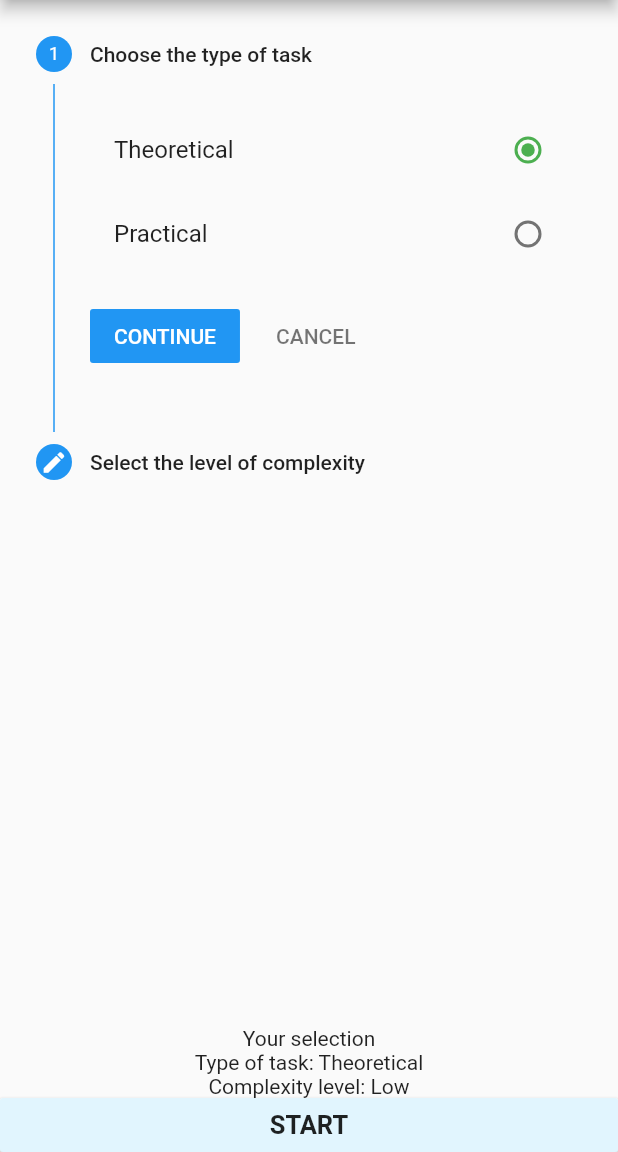
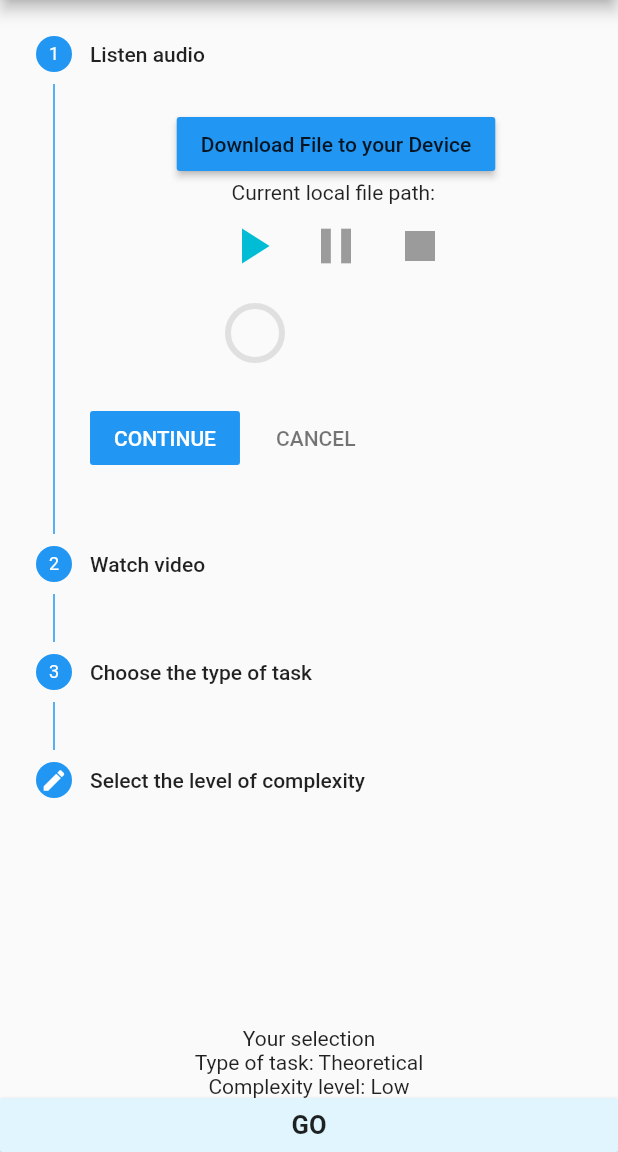
Before and after one commit to AlinaLadybug/Flutter-Android, a Flutter app: the screen it shows after launch, on a phone screen of 412 x 824 dp, the part 84-1236 px from its top. Run offline on Flutter 3.47's test engine with Material 2 defaults, Android fonts, the phone set to English and light mode, and no system bars; our stand-ins replace audioplayers, video_player; network calls fail.

Commit message:
Make the 4th lab

```diff
--- a/first_app/lib/pages/home.dart
+++ b/first_app/lib/pages/home.dart
@@ -1,6 +1,15 @@
+import 'dart:async';
+import 'dart:io';
+
+import 'package:audioplayers/audio_cache.dart';
+import 'package:audioplayers/audioplayers.dart';
+import 'package:first_app/pages/tasks.dart';
+import 'package:first_app/pages/videoplayer.dart';
 import 'package:flutter/material.dart';
+import 'package:http/http.dart';
+import 'package:path_provider/path_provider.dart';
 
-import 'tasks.dart';
+import 'player_widget.dart';
 
 class MyHome extends StatefulWidget {
   @override
@@ -18,6 +27,8 @@ class MyHomeState extends State<MyHome> {
 
   int currentStep = 0;
   String result = "";
+  String localFilePath = "";
+
   @override
   Widget build(BuildContext context) {
     List<Text> complexities = <Text>[
@@ -47,7 +58,46 @@ class MyHomeState extends State<MyHome> {
       return column;
     }
 
+    String localAsset = 'https://luan.xyz/files/audio/ambient_c_motion.mp3';
+
+    Future _loadFile() async {
+      final bytes = await readBytes(localAsset);
+      final dir = await getApplicationDocumentsDirectory();
+      final file = new File('${dir.path}/audio.mp3');
+
+      await file.writeAsBytes(bytes);
+      if (await file.exists()) {
+        setState(() {
+          localFilePath = file.path;
+        });
+      }
+    }
+
+    Widget _btn(String txt, VoidCallback onPressed) {
+      return ButtonTheme(
+          minWidth: 48.0,
+          child: RaisedButton(child: Text(txt), onPressed: onPressed));
+    }
+
+    Widget localFile() {
+      return Column(children: <Widget>[
+        _btn('Download File to your Device', () => _loadFile()),
+        Text('Current local file path: $localFilePath'),
+        localFilePath == null
+            ? Container()
+            : PlayerWidget(url: localFilePath, isLocal: true),
+      ]);
+    }
+
     List<Step> mySteps = [
+      new Step(
+          title: new Text("Listen audio"),
+          content: localFile(),
+          isActive: true),
+      new Step(
+          title: new Text("Watch video"),
+          content: new VideoPlayerScreen(),
+          isActive: true),
       new Step(
           title: new Text("Choose the type of task"),
           content: new Column(
@@ -106,12 +156,12 @@ class MyHomeState extends State<MyHome> {
           color: Colors.lightBlue[50],
           onPressed: () {
             Navigator.of(context).push(new MaterialPageRoute(
-                builder: (BuildContext context) =>
-                    new TasksPage(complexities[_radComplex].data)));
+                builder: (BuildContext context) => new TasksPage(
+                    types[_radType].data, complexities[_radComplex].data)));
           },
           splashColor: Colors.blueGrey,
           child: new Text(
-            "START",
+            "GO",
             style: TextStyle(fontWeight: FontWeight.bold, fontSize: 17),
           ),
         )
--- /dev/null
+++ b/first_app/lib/pages/player_widget.dart
@@ -0,0 +1,200 @@
+import 'dart:async';
+
+import 'package:audioplayers/audioplayers.dart';
+import 'package:flutter/foundation.dart';
+import 'package:flutter/material.dart';
+
+enum PlayerState { stopped, playing, paused }
+
+class PlayerWidget extends StatefulWidget {
+  final String url;
+  final bool isLocal;
+  final PlayerMode mode;
+
+  PlayerWidget(
+      {@required this.url,
+      this.isLocal = false,
+      this.mode = PlayerMode.MEDIA_PLAYER});
+
+  @override
+  State<StatefulWidget> createState() {
+    return new _PlayerWidgetState(url, isLocal, mode);
+  }
+}
+
+class _PlayerWidgetState extends State<PlayerWidget> {
+  String url;
+  bool isLocal;
+  PlayerMode mode;
+  String localUrl = "/data/user/0/com.example.first_app/app_flutter/audio.mp3";
+  AudioPlayer _audioPlayer;
+  AudioPlayerState _audioPlayerState;
+  Duration _duration;
+  Duration _position;
+
+  PlayerState _playerState = PlayerState.stopped;
+  StreamSubscription _durationSubscription;
+  StreamSubscription _positionSubscription;
+  StreamSubscription _playerCompleteSubscription;
+  StreamSubscription _playerErrorSubscription;
+  StreamSubscription _playerStateSubscription;
+
+  get _isPlaying => _playerState == PlayerState.playing;
+  get _isPaused => _playerState == PlayerState.paused;
+  get _durationText => _duration?.toString()?.split('.')?.first ?? '';
+  get _positionText => _position?.toString()?.split('.')?.first ?? '';
+
+  _PlayerWidgetState(this.url, this.isLocal, this.mode);
+
+  @override
+  void initState() {
+    super.initState();
+    _initAudioPlayer();
+  }
+
+  @override
+  void dispose() {
+    _audioPlayer.stop();
+    _durationSubscription?.cancel();
+    _positionSubscription?.cancel();
+    _playerCompleteSubscription?.cancel();
+    _playerErrorSubscription?.cancel();
+    _playerStateSubscription?.cancel();
+    super.dispose();
+  }
+
+  @override
+  Widget build(BuildContext context) {
+    return new Column(
+      crossAxisAlignment: CrossAxisAlignment.start,
+      mainAxisSize: MainAxisSize.min,
+      children: <Widget>[
+        new Row(
+          mainAxisSize: MainAxisSize.min,
+          children: [
+            new IconButton(
+                onPressed: _isPlaying ? null : () => _play(),
+                iconSize: 40.0,
+                icon: new Icon(Icons.play_arrow),
+                color: Colors.cyan),
+            new IconButton(
+                onPressed: _isPlaying ? () => _pause() : null,
+                iconSize: 40.0,
+                icon: new Icon(Icons.pause),
+                color: Colors.cyan),
+            new IconButton(
+                onPressed: _isPlaying || _isPaused ? () => _stop() : null,
+                iconSize: 40.0,
+                icon: new Icon(Icons.stop),
+                color: Colors.cyan),
+          ],
+        ),
+        new Row(
+          mainAxisSize: MainAxisSize.min,
+          children: [
+            new Padding(
+              padding: new EdgeInsets.all(12.0),
+              child: new Stack(
+                children: [
+                  new CircularProgressIndicator(
+                    value: 1.0,
+                    valueColor: new AlwaysStoppedAnimation(Colors.grey[300]),
+                  ),
+                  new CircularProgressIndicator(
+                    value: (_position != null &&
+                            _duration != null &&
+                            _position.inMilliseconds > 0 &&
+                            _position.inMilliseconds < _duration.inMilliseconds)
+                        ? _position.inMilliseconds / _duration.inMilliseconds
+                        : 0.0,
+                    valueColor: new AlwaysStoppedAnimation(Colors.cyan),
+                  ),
+                ],
+              ),
+            ),
+            new Text(
+              _position != null
+                  ? '${_positionText ?? ''} / ${_durationText ?? ''}'
+                  : _duration != null ? _durationText : '',
+              style: new TextStyle(fontSize: 20.0),
+            ),
+          ],
+        ),
+        // new Text("State: $_audioPlayerState")
+      ],
+    );
+  }
+
+  void _initAudioPlayer() {
+    _audioPlayer = new AudioPlayer(mode: mode);
+
+    _durationSubscription =
+        _audioPlayer.onDurationChanged.listen((duration) => setState(() {
+              _duration = duration;
+            }));
+
+    _positionSubscription =
+        _audioPlayer.onAudioPositionChanged.listen((p) => setState(() {
+              _position = p;
+            }));
+
+    _playerCompleteSubscription =
+        _audioPlayer.onPlayerCompletion.listen((event) {
+      _onComplete();
+      setState(() {
+        _position = _duration;
+      });
+    });
+
+    _playerErrorSubscription = _audioPlayer.onPlayerError.listen((msg) {
+      print('audioPlayer error : $msg');
+      setState(() {
+        _playerState = PlayerState.stopped;
+        _duration = new Duration(seconds: 0);
+        _position = new Duration(seconds: 0);
+      });
+    });
+
+    _audioPlayer.onPlayerStateChanged.listen((state) {
+      if (!mounted) return;
+      setState(() {
+        _audioPlayerState = state;
+      });
+    });
+  }
+
+  Future<int> _play() async {
+    final playPosition = (_position != null &&
+            _duration != null &&
+            _position.inMilliseconds > 0 &&
+            _position.inMilliseconds < _duration.inMilliseconds)
+        ? _position
+        : null;
+
+    final result = await _audioPlayer.play(localUrl,
+        isLocal: isLocal, position: playPosition);
+    if (result == 1) setState(() => _playerState = PlayerState.playing);
+    return result;
+  }
+
+  Future<int> _pause() async {
+    final result = await _audioPlayer.pause();
+    if (result == 1) setState(() => _playerState = PlayerState.paused);
+    return result;
+  }
+
+  Future<int> _stop() async {
+    final result = await _audioPlayer.stop();
+    if (result == 1) {
+      setState(() {
+        _playerState = PlayerState.stopped;
+        _position = new Duration();
+      });
+    }
+    return result;
+  }
+
+  void _onComplete() {
+    setState(() => _playerState = PlayerState.stopped);
+  }
+}
--- a/first_app/pubspec.yaml
+++ b/first_app/pubspec.yaml
@@ -22,7 +22,9 @@ dependencies:
   flutter_xlider: ^2.1.0
   intl: ^0.15.7
   http:
-  path_provider:
+  path_provider: "^0.5.0"
+  audioplayers: ^0.11.0
+  video_player:
 
   # The following adds the Cupertino Icons font to your application.
   # Use with the CupertinoIcons class for iOS style icons.
@@ -31,7 +33,6 @@ dependencies:
 dev_dependencies:
   flutter_test:
     sdk: flutter
-  audioplayer:
 
 # For information on the generic Dart part of this file, see the
 # following page: https://www.dartlang.org/tools/pub/pubspec
@@ -45,6 +46,7 @@ flutter:
   # To add assets to your application, add an assets section, like this:
   assets:
     - data/tasks.json
+    - assets/history-of-modern-mathematics-004-article-2-theory-of-numbers.1727.mp3
   #  - images/a_dot_ham.jpeg
   # An image asset can refer to one or more resolution-specific "variants", see
   # https://flutter.io/assets-and-images/#resolution-aware.
```
Also changed, not shown: first_app/lib/pages/tasks.dart (+126 -9 lines), first_app/lib/pages/videoplayer.dart (added, +66 -0 lines), first_app/pubspec.lock, 2 other files.
